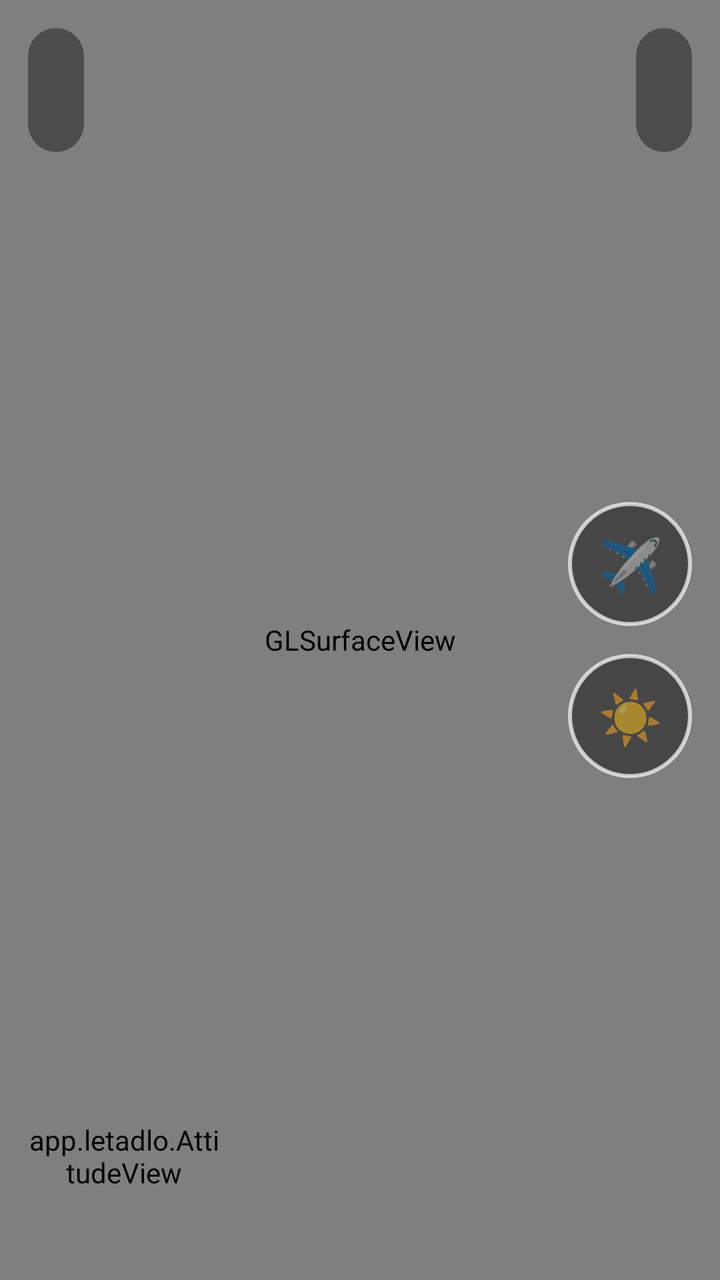
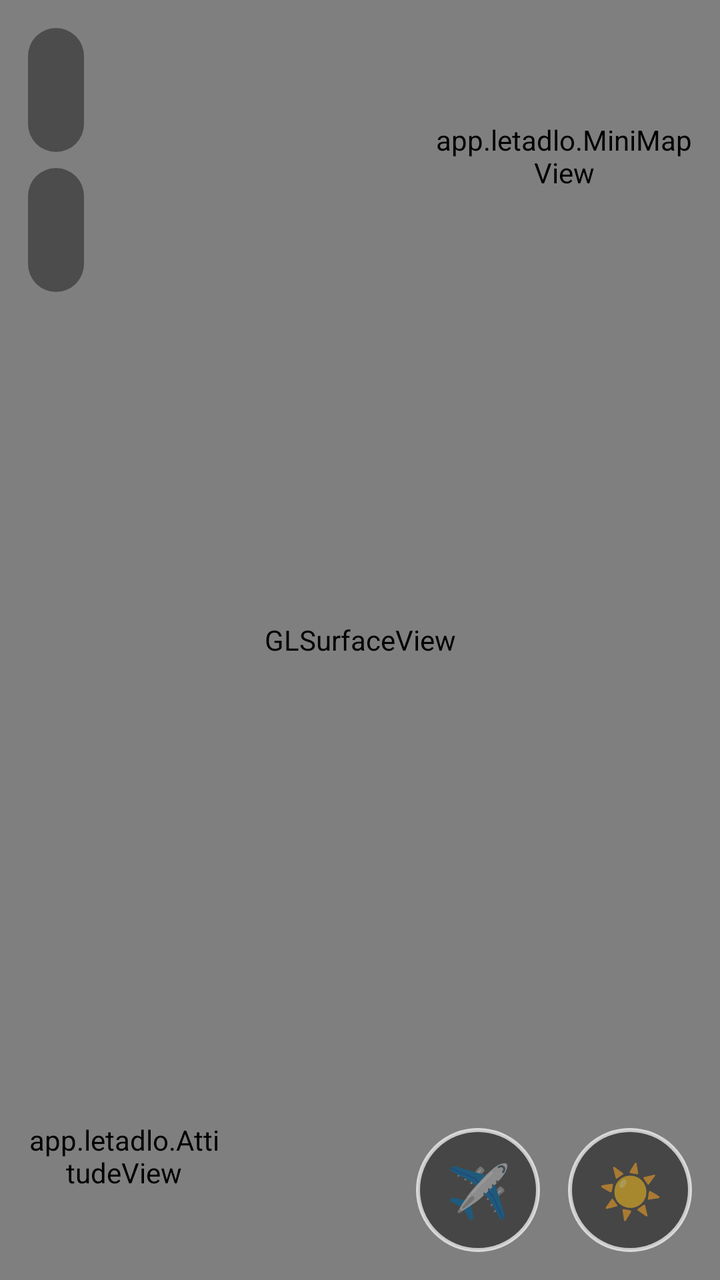

Compare the two renders of this Android layout. The source of the first and the diff that turns it into the second are given below.
<!-- AndroidManifest.xml: application theme Theme.Letadlo -->
<!-- res/layout/activity_game.xml -->
<?xml version="1.0" encoding="utf-8"?>
<FrameLayout xmlns:android="http://schemas.android.com/apk/res/android"
    android:layout_width="match_parent"
    android:layout_height="match_parent"
    android:background="#000000">

    <android.opengl.GLSurfaceView
        android:id="@+id/glView"
        android:layout_width="match_parent"
        android:layout_height="match_parent" />

    <FrameLayout
        android:id="@+id/hudLayer"
        android:layout_width="match_parent"
        android:layout_height="match_parent">

    <LinearLayout
        android:layout_width="wrap_content"
        android:layout_height="wrap_content"
        android:layout_gravity="top|start"
        android:layout_margin="14dp"
        android:background="@drawable/hud_pill"
        android:orientation="vertical"
        android:paddingStart="14dp"
        android:paddingTop="8dp"
        android:paddingEnd="14dp"
        android:paddingBottom="8dp">

        <TextView
            android:id="@+id/hudSpeed"
            android:layout_width="wrap_content"
            android:layout_height="wrap_content"
            android:fontFamily="sans-serif-medium"
            android:textColor="@color/white"
            android:textSize="20sp" />

        <TextView
            android:id="@+id/hudAlt"
            android:layout_width="wrap_content"
            android:layout_height="wrap_content"
            android:textColor="#E6FFFFFF"
            android:textSize="14sp" />
    </LinearLayout>

    <LinearLayout
        android:layout_width="wrap_content"
        android:layout_height="wrap_content"
        android:layout_gravity="top|end"
        android:layout_margin="14dp"
        android:background="@drawable/hud_pill"
        android:gravity="end"
        android:orientation="vertical"
        android:paddingStart="14dp"
        android:paddingTop="8dp"
        android:paddingEnd="14dp"
        android:paddingBottom="8dp">

        <TextView
            android:id="@+id/hudTime"
            android:layout_width="wrap_content"
            android:layout_height="wrap_content"
            android:fontFamily="sans-serif-medium"
            android:textColor="@color/white"
            android:textSize="20sp" />

        <TextView
            android:id="@+id/hudMap"
            android:layout_width="wrap_content"
            android:layout_height="wrap_content"
            android:textColor="#E6FFFFFF"
            android:textSize="14sp" />
    </LinearLayout>

    <LinearLayout
        android:layout_width="wrap_content"
        android:layout_height="wrap_content"
        android:layout_gravity="end|center_vertical"
        android:layout_marginEnd="14dp"
        android:orientation="vertical">

        <TextView
            android:id="@+id/btnView"
            android:layout_width="62dp"
            android:layout_height="62dp"
            android:background="@drawable/round_button"
            android:contentDescription="@string/view_toggle"
            android:gravity="center"
            android:text="✈️"
            android:textSize="26sp" />

        <TextView
            android:id="@+id/btnTime"
            android:layout_width="62dp"
            android:layout_height="62dp"
            android:layout_marginTop="14dp"
            android:background="@drawable/round_button"
            android:contentDescription="@string/time_toggle"
            android:gravity="center"
            android:text="☀️"
            android:textSize="26sp" />
    </LinearLayout>

    <app.letadlo.AttitudeView
        android:id="@+id/attitude"
        android:layout_width="96dp"
        android:layout_height="96dp"
        android:layout_gravity="bottom|start"
        android:layout_margin="14dp" />

    <TextView
        android:id="@+id/hint"
        android:layout_width="wrap_content"
        android:layout_height="wrap_content"
        android:layout_gravity="top|center_horizontal"
        android:layout_marginTop="84dp"
        android:background="@drawable/hud_pill"
        android:gravity="center"
        android:paddingStart="18dp"
        android:paddingTop="8dp"
        android:paddingEnd="18dp"
        android:paddingBottom="8dp"
        android:textColor="@color/white"
        android:textSize="18sp"
        android:visibility="gone" />

    <LinearLayout
        android:id="@+id/crashPanel"
        android:layout_width="wrap_content"
        android:layout_height="wrap_content"
        android:layout_gravity="center"
        android:background="@drawable/panel_crash"
        android:gravity="center_horizontal"
        android:minWidth="360dp"
        android:orientation="vertical"
        android:padding="26dp"
        android:visibility="gone">

        <TextView
            android:layout_width="wrap_content"
            android:layout_height="wrap_content"
            android:fontFamily="sans-serif-black"
            android:text="@string/crash_title"
            android:textColor="@color/white"
            android:textSize="26sp" />

        <TextView
            android:id="@+id/crashReason"
            android:layout_width="wrap_content"
            android:layout_height="wrap_content"
            android:layout_marginTop="6dp"
            android:textColor="#FFFFB4A6"
            android:textSize="17sp" />

        <TextView
            android:id="@+id/crashStats"
            android:layout_width="wrap_content"
            android:layout_height="wrap_content"
            android:layout_marginTop="12dp"
            android:gravity="center"
            android:lineSpacingExtra="4dp"
            android:textColor="@color/white"
            android:textSize="16sp" />

        <TextView
            android:id="@+id/crashRecord"
            android:layout_width="wrap_content"
            android:layout_height="wrap_content"
            android:layout_marginTop="8dp"
            android:textColor="#FFFFE08A"
            android:textSize="15sp" />

        <LinearLayout
            android:layout_width="wrap_content"
            android:layout_height="wrap_content"
            android:layout_marginTop="20dp"
            android:orientation="horizontal">

            <Button
                android:id="@+id/btnAgain"
                android:layout_width="wrap_content"
                android:layout_height="52dp"
                android:background="@drawable/button_primary"
                android:paddingStart="28dp"
                android:paddingEnd="28dp"
                android:stateListAnimator="@null"
                android:text="@string/again"
                android:textAllCaps="false"
                android:textColor="@color/white"
                android:textSize="17sp" />

            <Button
                android:id="@+id/btnMenu"
                android:layout_width="wrap_content"
                android:layout_height="52dp"
                android:layout_marginStart="14dp"
                android:background="@drawable/button_secondary"
                android:paddingStart="28dp"
                android:paddingEnd="28dp"
                android:stateListAnimator="@null"
                android:text="@string/menu"
                android:textAllCaps="false"
                android:textColor="@color/white"
                android:textSize="17sp" />
        </LinearLayout>
    </LinearLayout>
    </FrameLayout>
</FrameLayout>
<!-- resources referenced by this layout -->
<resources>
  <color name="white">#FFFFFFFF</color>
  <!-- drawable button_primary (drawable) -->
  <?xml version="1.0" encoding="utf-8"?>
  <ripple xmlns:android="http://schemas.android.com/apk/res/android" android:color="#44FFFFFF">
      <item>
          <shape>
              <corners android:radius="28dp" />
              <solid android:color="@color/accent" />
          </shape>
      </item>
  </ripple>
  <!-- drawable button_secondary (drawable) -->
  <?xml version="1.0" encoding="utf-8"?>
  <ripple xmlns:android="http://schemas.android.com/apk/res/android" android:color="#44FFFFFF">
      <item>
          <shape>
              <corners android:radius="28dp" />
              <solid android:color="#33FFFFFF" />
              <stroke android:width="2dp" android:color="#88FFFFFF" />
          </shape>
      </item>
  </ripple>
  <!-- drawable hud_pill (drawable) -->
  <?xml version="1.0" encoding="utf-8"?>
  <shape xmlns:android="http://schemas.android.com/apk/res/android">
      <corners android:radius="14dp" />
      <solid android:color="@color/hud_bg" />
  </shape>
  <!-- drawable panel_crash (drawable) -->
  <?xml version="1.0" encoding="utf-8"?>
  <shape xmlns:android="http://schemas.android.com/apk/res/android">
      <corners android:radius="24dp" />
      <solid android:color="#E6101A26" />
      <stroke android:width="2dp" android:color="#55FFFFFF" />
  </shape>
  <!-- drawable round_button (drawable) -->
  <?xml version="1.0" encoding="utf-8"?>
  <ripple xmlns:android="http://schemas.android.com/apk/res/android" android:color="#55FFFFFF">
      <item>
          <shape android:shape="oval">
              <solid android:color="#73000000" />
              <stroke android:width="2dp" android:color="#B3FFFFFF" />
          </shape>
      </item>
  </ripple>
  <string name="again">Letět znovu</string>
  <string name="crash_title">Havárie – let skončil</string>
  <string name="menu">Menu</string>
  <string name="time_toggle">Přepnout den / noc</string>
  <string name="view_toggle">Přepnout pohled z kabiny / zvenku</string>
  <style name="Theme.Letadlo" parent="@android:style/Theme.Material.Light.NoActionBar.Fullscreen">
          <item name="android:windowBackground">@color/sky_bottom</item>
          <item name="android:colorAccent">@color/accent</item>
          <item name="android:statusBarColor">@android:color/transparent</item>
          <item name="android:navigationBarColor">@android:color/black</item>
      </style>
  <color name="accent">#FFE8533B</color>
  <color name="hud_bg">#66000000</color>
  <color name="sky_bottom">#FFA9D4F5</color>
</resources>

<!-- the commit's change to res/layout/activity_game.xml (unified diff, before → after) -->
@@ -19,6 +19,11 @@
         android:layout_height="wrap_content"
         android:layout_gravity="top|start"
         android:layout_margin="14dp"
+        android:orientation="vertical">
+
+    <LinearLayout
+        android:layout_width="wrap_content"
+        android:layout_height="wrap_content"
         android:background="@drawable/hud_pill"
         android:orientation="vertical"
         android:paddingStart="14dp"
@@ -45,10 +50,8 @@
     <LinearLayout
         android:layout_width="wrap_content"
         android:layout_height="wrap_content"
-        android:layout_gravity="top|end"
-        android:layout_margin="14dp"
+        android:layout_marginTop="8dp"
         android:background="@drawable/hud_pill"
-        android:gravity="end"
         android:orientation="vertical"
         android:paddingStart="14dp"
         android:paddingTop="8dp"
@@ -70,13 +73,21 @@
             android:textColor="#E6FFFFFF"
             android:textSize="14sp" />
     </LinearLayout>
-
-    <LinearLayout
-        android:layout_width="wrap_content"
-        android:layout_height="wrap_content"
-        android:layout_gravity="end|center_vertical"
-        android:layout_marginEnd="14dp"
-        android:orientation="vertical">
+    </LinearLayout>
+
+    <app.letadlo.MiniMapView
+        android:id="@+id/miniMap"
+        android:layout_width="128dp"
+        android:layout_height="128dp"
+        android:layout_gravity="top|end"
+        android:layout_margin="14dp" />
+
+    <LinearLayout
+        android:layout_width="wrap_content"
+        android:layout_height="wrap_content"
+        android:layout_gravity="end|bottom"
+        android:layout_margin="14dp"
+        android:orientation="horizontal">
 
         <TextView
             android:id="@+id/btnView"
@@ -92,7 +103,7 @@
             android:id="@+id/btnTime"
             android:layout_width="62dp"
             android:layout_height="62dp"
-            android:layout_marginTop="14dp"
+            android:layout_marginStart="14dp"
             android:background="@drawable/round_button"
             android:contentDescription="@string/time_toggle"
             android:gravity="center"
